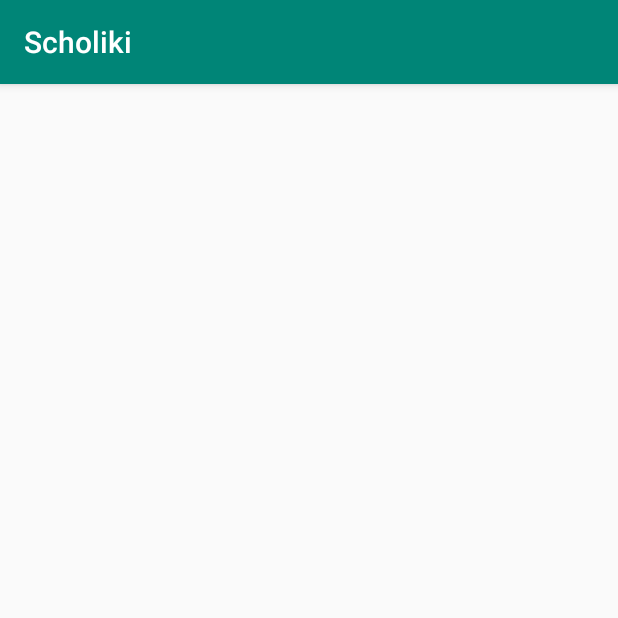
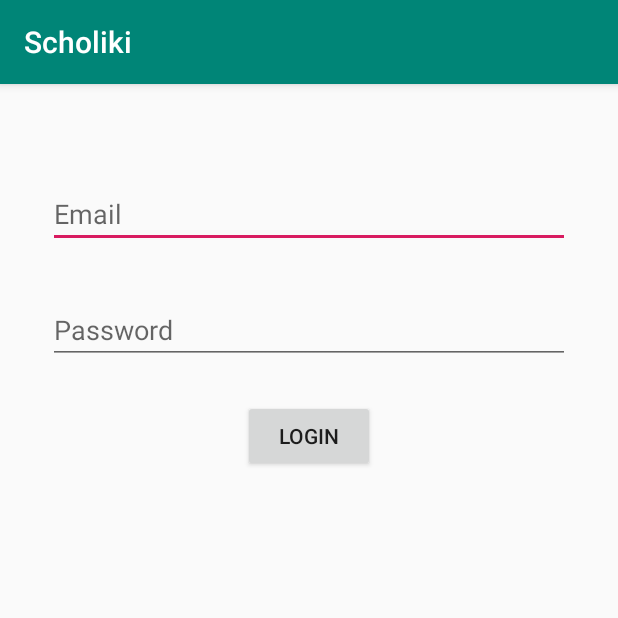
Before and after one commit to pixylife/Scholiki-Android-, an Android app: the LoginActivity screen opened directly, with no data from a screen before it, on a phone screen of 412 x 824 dp, the top half of it. Run offline under Robolectric (Android 15) with nearby library versions, the phone set to English and light mode, and no system bars.

Commit message:
Login page basic UI initialized

```diff
--- a/app/src/main/AndroidManifest.xml
+++ b/app/src/main/AndroidManifest.xml
@@ -16,7 +16,7 @@
                 <category android:name="android.intent.category.LAUNCHER"/>
             </intent-filter>
         </activity>
-        <activity android:name=".ui.LoginActivity">
+        <activity android:name=".ui.login.LoginActivity">
         </activity>
     </application>
 
--- a/app/src/main/java/com/azio/scholiki/ui/LoginActivity.kt
+++ b/app/src/main/java/com/azio/scholiki/ui/login/LoginActivity.kt
@@ -1,7 +1,8 @@
-package com.azio.scholiki.ui
+package com.azio.scholiki.ui.login
 
+import android.os.Bundle
 import android.support.v7.app.AppCompatActivity
-import android.os.Bundle
+import com.azio.scholiki.R
 
 class LoginActivity : AppCompatActivity() {
 
--- a/app/src/main/res/layout/activity_login.xml
+++ b/app/src/main/res/layout/activity_login.xml
@@ -5,6 +5,33 @@
         xmlns:app="http://schemas.android.com/apk/res-auto"
         android:layout_width="match_parent"
         android:layout_height="match_parent"
-        tools:context=".ui.LoginActivity">
+        tools:context=".ui.login.LoginActivity">
 
+    <Button
+            android:text="@string/btn_label_login"
+            android:layout_width="wrap_content"
+            android:layout_height="wrap_content"
+            android:id="@+id/btnLogin" android:layout_marginTop="24dp"
+            app:layout_constraintTop_toBottomOf="@+id/edtPassword"
+            app:layout_constraintStart_toStartOf="@+id/edtPassword"
+            app:layout_constraintEnd_toEndOf="@+id/edtPassword"/>
+    <EditText
+            android:layout_width="0dp"
+            android:layout_height="wrap_content"
+            android:inputType="textEmailAddress"
+            android:ems="10"
+            android:id="@+id/edtEmail"
+            android:hint="@string/edt_hint_email"
+            app:layout_constraintStart_toStartOf="parent" android:layout_marginStart="32dp"
+            app:layout_constraintEnd_toEndOf="parent" android:layout_marginEnd="32dp" android:layout_marginTop="64dp"
+            app:layout_constraintTop_toTopOf="parent"/>
+    <EditText
+            android:layout_width="0dp"
+            android:layout_height="wrap_content"
+            android:inputType="textPassword"
+            android:ems="10"
+            android:id="@+id/edtPassword"
+            android:hint="@string/edt_hint_password"
+            app:layout_constraintStart_toStartOf="@+id/edtEmail" app:layout_constraintEnd_toEndOf="@+id/edtEmail"
+            android:layout_marginTop="32dp" app:layout_constraintTop_toBottomOf="@+id/edtEmail"/>
 </android.support.constraint.ConstraintLayout>
--- a/app/src/main/res/values/strings.xml
+++ b/app/src/main/res/values/strings.xml
@@ -1,3 +1,6 @@
 <resources>
     <string name="app_name">Scholiki</string>
+    <string name="edt_hint_email">Email</string>
+    <string name="edt_hint_password">Password</string>
+    <string name="btn_label_login">Login</string>
 </resources>
```
